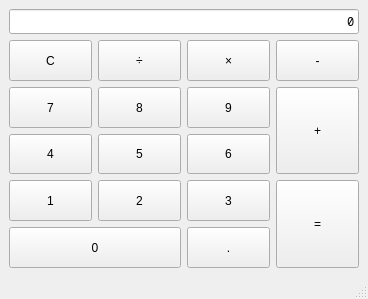
Above: mainwindow.ui from bonevelous/basicalc before the change. Below: the same form after it.
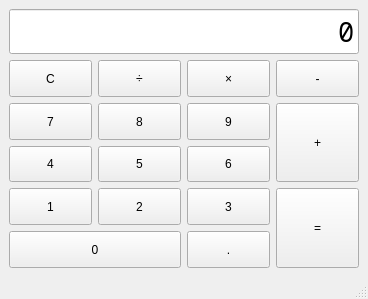
That is the form after the change. Custom widgets are drawn as their Qt base class.

Commit message: Added floating point button

What changed in the file:
```diff
--- a/mainwindow.ui
+++ b/mainwindow.ui
@@ -20,6 +20,7 @@
       <property name="font">
        <font>
         <family>Noto Sans Mono</family>
+        <pointsize>20</pointsize>
        </font>
       </property>
       <property name="layoutDirection">
```
Left out of the diff: 2 changed lines with no effect on the pictures. The commit also changes 6 other files.
